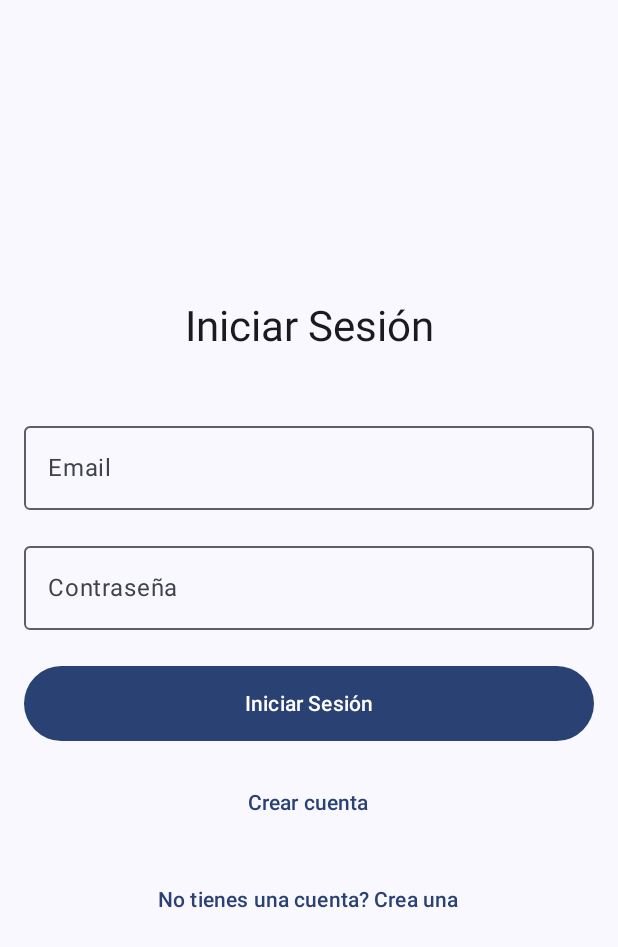
After one commit to hachimaki-dev/EA2_AppMoviles_DuocUC_PuertoMontt_003D_2025, an Android app built with Jetpack Compose: the composable LoginScreen shown on its own in the app's theme, on a phone screen of 412 x 824 dp. The commit adds this screen. Shown: the top 947 px of the screen. Run offline under Robolectric (Android 15) with nearby library versions, the phone set to English and light mode, and no system bars; 1 statement that could not run was skipped.

Commit message:
intento de agregar el login, este es un punto de restauracion mientras hago que funcione

```diff
--- a/app/build.gradle.kts
+++ b/app/build.gradle.kts
@@ -51,6 +51,7 @@ dependencies {
     implementation("androidx.compose.material:material-icons-core")
     implementation("androidx.compose.material:material-icons-extended")
     implementation(libs.androidx.compose.ui.text)
+    implementation(libs.androidx.compose.foundation.layout)
     testImplementation(libs.junit)
     androidTestImplementation(libs.androidx.junit)
     androidTestImplementation(libs.androidx.espresso.core)
--- a/app/src/main/java/com/example/ferremas/screens/home/categories/CategoryItem.kt
+++ b/app/src/main/java/com/example/ferremas/screens/home/categories/CategoryItem.kt
@@ -85,7 +85,8 @@ fun CategoryItem(category: Category, onClick: ()-> Unit) {
                 Text(
                     text = category.name,
                     fontWeight = FontWeight.Bold,
-                    color = Color(0x0F080808)
+                    color = Color(0x0F080808),
+                    maxLines = 1
                 )
 
             }
--- /dev/null
+++ b/app/src/main/java/com/example/ferremas/screens/home/profile/LoginScreen.kt
@@ -0,0 +1,115 @@
+package com.example.ferremas.screens.home.profile
+
+import androidx.compose.foundation.layout.Arrangement
+import androidx.compose.foundation.layout.Column
+import androidx.compose.foundation.layout.Spacer
+import androidx.compose.foundation.layout.fillMaxSize
+import androidx.compose.foundation.layout.fillMaxWidth
+import androidx.compose.foundation.layout.height
+import androidx.compose.foundation.layout.padding
+import androidx.compose.foundation.text.KeyboardOptions
+import androidx.compose.material3.Button
+import androidx.compose.material3.MaterialTheme
+import androidx.compose.material3.OutlinedTextField
+import androidx.compose.material3.Text
+import androidx.compose.material3.TextButton
+import androidx.compose.runtime.Composable
+import androidx.compose.runtime.getValue
+import androidx.compose.runtime.mutableStateOf
+import androidx.compose.runtime.remember
+import androidx.compose.runtime.setValue
+import androidx.compose.ui.Alignment
+import androidx.compose.ui.Modifier
+import androidx.compose.ui.text.input.ImeAction
+import androidx.compose.ui.text.input.KeyboardType
+import androidx.compose.ui.unit.dp
+
+@Composable
+fun LoginScreen(
+    onNavigateToSignUp: () -> Unit,
+    onLoginSuccess: () -> Unit,
+) {
+    var email by remember { mutableStateOf("") }
+    var password by remember { mutableStateOf("") }
+
+    // auth state
+    val authState = false
+
+    if (authState) {
+        onLoginSuccess()
+    }
+
+    Column(
+        modifier = Modifier
+            .fillMaxSize()
+            .padding(16.dp),
+        horizontalAlignment = Alignment.CenterHorizontally,
+        verticalArrangement = Arrangement.Center
+    ) {
+        Text(
+            text = "Iniciar Sesión",
+            style = MaterialTheme.typography.headlineMedium,
+            modifier = Modifier.padding(bottom = 32.dp)
+        )
+
+        OutlinedTextField(
+            value = email,
+            onValueChange = { email = it },
+            label = { Text("Email") },
+            modifier = Modifier
+                .fillMaxWidth()
+                .padding(vertical = 8.dp),
+            keyboardOptions = KeyboardOptions(
+                keyboardType = KeyboardType.Email,
+                imeAction = ImeAction.Next
+            ),
+            singleLine = true
+        )
+
+        OutlinedTextField(
+            value = password,
+            onValueChange = { password = it },
+            label = { Text("Contraseña") },
+            modifier = Modifier
+                .fillMaxWidth()
+                .padding(vertical = 8.dp),
+            keyboardOptions = KeyboardOptions(
+                keyboardType = KeyboardType.Password,
+                imeAction = ImeAction.Done
+            ),
+            singleLine = true
+        )
+
+        Spacer(modifier = Modifier.height(16.dp))
+
+        Button(
+            onClick = { /* TODO: manejar el login */ },
+            modifier = Modifier
+                .fillMaxWidth()
+                .height(50.dp)
+        ) {
+            Text("Iniciar Sesión")
+        }
+
+        Spacer(modifier = Modifier.height(16.dp))
+
+        Button(
+            onClick = onNavigateToSignUp,
+            modifier = Modifier
+                .fillMaxWidth()
+                .height(50.dp),
+            colors = androidx.compose.material3.ButtonDefaults.buttonColors(
+                containerColor = MaterialTheme.colorScheme.surface,
+                contentColor = MaterialTheme.colorScheme.primary
+            )
+        ) {
+            Text("Crear cuenta")
+        }
+
+        Spacer(modifier = Modifier.height(16.dp))
+
+        TextButton(onClick = onNavigateToSignUp) {
+            Text("No tienes una cuenta? Crea una")
+        }
+    }
+}
--- a/gradle/libs.versions.toml
+++ b/gradle/libs.versions.toml
@@ -12,6 +12,7 @@ material3 = "1.4.0"
 material = "1.5.4"
 material3Version = "1.1.2"
 uiText = "1.9.4"
+foundationLayout = "1.9.4"
 
 [libraries]
 androidx-core-ktx = { group = "androidx.core", name = "core-ktx", version.ref = "coreKtx" }
@@ -32,6 +33,7 @@ androidx-material3 = { group = "androidx.compose.material3", name = "material3",
 material = { group = "(", name = "material", version.ref = "material" }
 material3 = { group = "(", name = "material3", version.ref = "material3Version" }
 androidx-compose-ui-text = { group = "androidx.compose.ui", name = "ui-text", version.ref = "uiText" }
+androidx-compose-foundation-layout = { group = "androidx.compose.foundation", name = "foundation-layout", version.ref = "foundationLayout" }
 
 [plugins]
 android-application = { id = "com.android.application", version.ref = "agp" }
```
Also changed, not shown: app/src/main/java/com/example/ferremas/MainActivity.kt (+16 -3 lines), app/src/main/java/com/example/ferremas/screens/home/navigation/Screens.kt (added, +15 -0 lines), app/src/main/java/com/example/ferremas/screens/home/profile/SignUpScreen.kt (added, +128 -0 lines).
